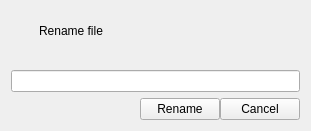
Old version of the form qimgv/gui/overlays/renameoverlay.ui in the repository do-i/thumbgrid.
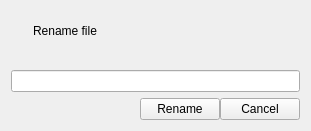
New version of the form. Custom widgets are drawn as their Qt base class.

Commit message: fix text spacing

The edit to the form file:
```diff
--- a/qimgv/gui/overlays/renameoverlay.ui
+++ b/qimgv/gui/overlays/renameoverlay.ui
@@ -44,6 +44,9 @@
       <string notr="true">OverlayHeaderWidget</string>
      </property>
      <layout class="QHBoxLayout" name="horizontalLayout_2">
+      <property name="spacing">
+       <number>0</number>
+      </property>
       <property name="leftMargin">
        <number>0</number>
       </property>
```
The commit also changes 2 other files.
